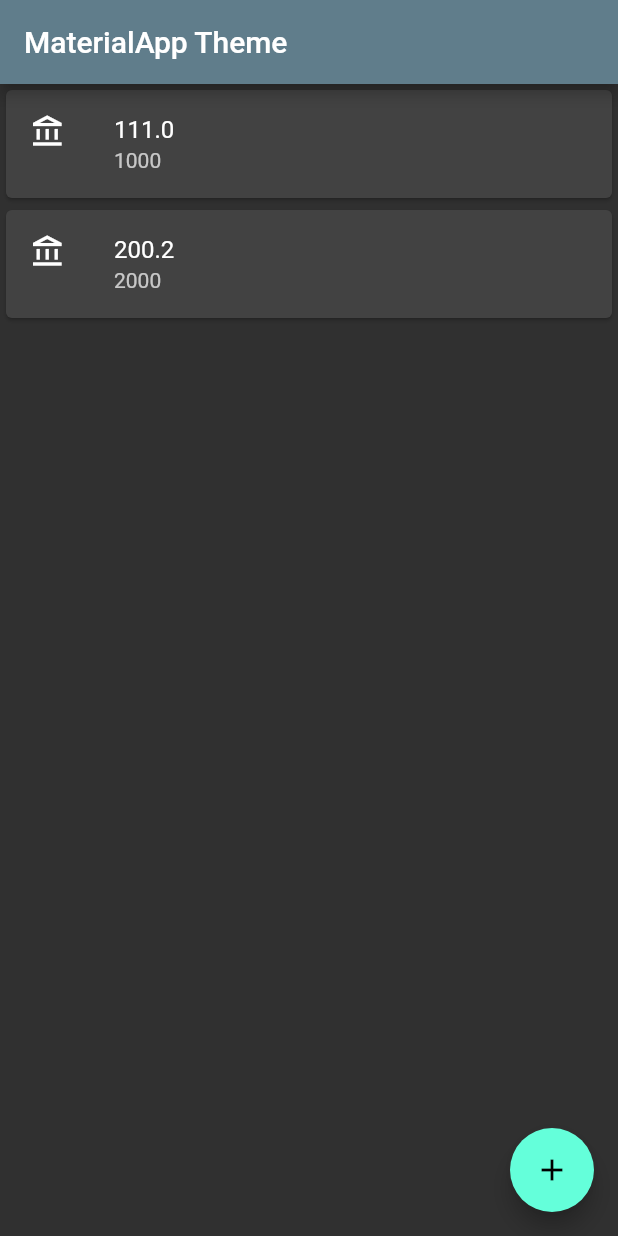
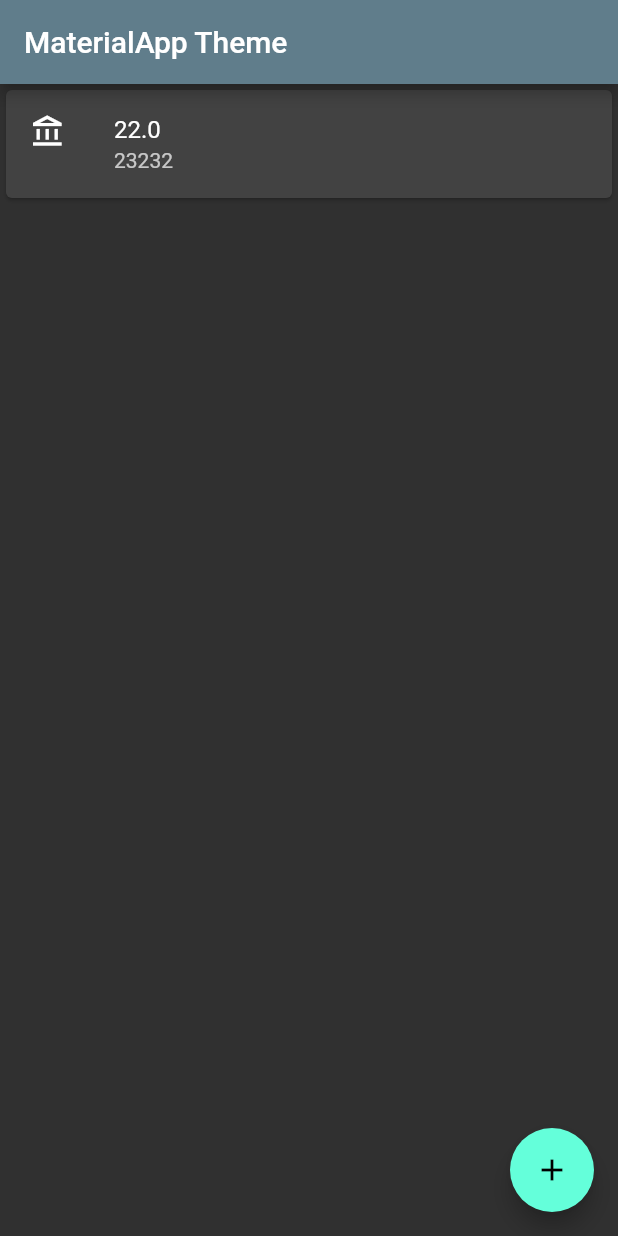
Before and after one commit to MGMAGNOJ/bytebank, a Flutter app: the screen it shows after launch, on a phone screen of 412 x 824 dp. Run offline on Flutter 3.47's test engine with Material 2 defaults, Android fonts, the phone set to English and light mode, and no system bars.

Commit message:
Implementado form e call back Falta alterar para StateFull

```diff
--- a/lib/main.dart
+++ b/lib/main.dart
@@ -95,8 +95,7 @@ class Editor extends StatelessWidget {
   final String rotulo;
   final String dica;
 
-  const Editor(
-      {required this.controlador,
+  const Editor({required this.controlador,
     required this.rotulo,
     required this.dica,
     required this.icone});
@@ -122,18 +121,31 @@ class Editor extends StatelessWidget {
 
 // Classe que lista os pagamentos efetuados no app
 class ListaDePagamentos extends StatelessWidget {
+
+  final List<Transferencia> _transferencias = [];
+
+
+
   @override
   Widget build(BuildContext context) {
+    _transferencias.add(Transferencia(22,23232));
     return Scaffold(
+
+      // Barra de Titulo
       appBar: AppBar(
         title: const Text('MaterialApp Theme'),
       ),
-      body: Column(
-        children: [
-          ItemTransferencia(Transferencia(111.0, 1000)),
-          ItemTransferencia(Transferencia(200.2, 2000)),
-        ],
+
+      // Constroi a lista dinamica de pagamentos
+      body: ListView.builder(
+        itemCount: _transferencias.length,
+        itemBuilder: (context, indice) {
+          final transferencia = _transferencias[indice];
+          return ItemTransferencia(transferencia);
+        },
       ),
+
+      // Botão flutuante de rodape
       floatingActionButton: FloatingActionButton(
         child: Icon(Icons.add),
         onPressed: () {
@@ -146,6 +158,7 @@ class ListaDePagamentos extends StatelessWidget {
           future.then((transfCriada) {
             debugPrint("Chegou no then do future");
             debugPrint('$transfCriada');
+            _transferencias.add(transfCriada);
           });
         },
       ),
```
Lines whose indentation alone changed are shown as unchanged.
